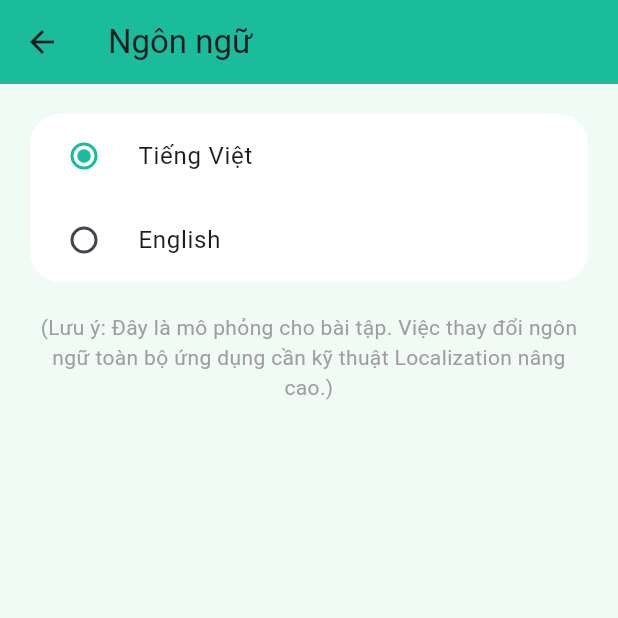
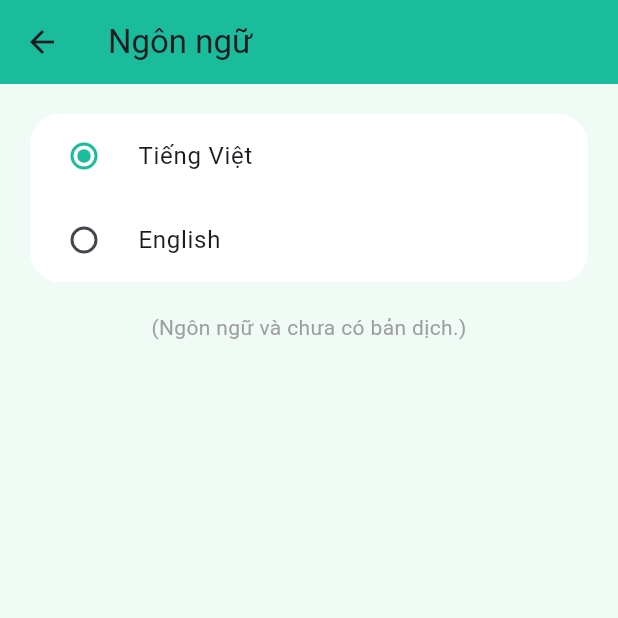
Before and after one commit to lequanghuy01/2025_LTTBDD_N04_Nhom_DuongHuy, a Flutter app: the LanguageScreen screen opened directly, on a phone screen of 412 x 824 dp, the top half of it. Run offline on Flutter 3.47's test engine with Material 3 defaults, Android fonts, the phone set to English and light mode, and no system bars.

Commit message:
chinh lai

```diff
--- a/flutter_project/lib/screens/language_screen.dart
+++ b/flutter_project/lib/screens/language_screen.dart
@@ -81,7 +81,7 @@ class _LanguageScreenState
             ),
             const SizedBox(height: 20),
             const Text(
-              '(Lưu ý: Đây là mô phỏng cho bài tập. Việc thay đổi ngôn ngữ toàn bộ ứng dụng cần kỹ thuật Localization nâng cao.)',
+              '(Ngôn ngữ và chưa có bản dịch.)',
               style: TextStyle(
                 color: Colors.grey,
               ),
```
Also changed, not shown: 1 other file.
